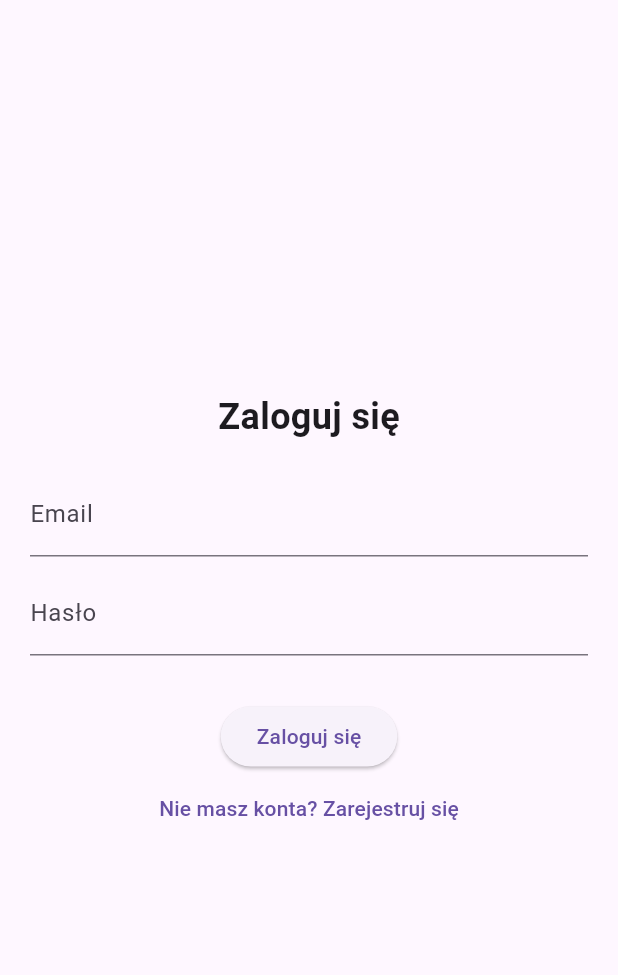
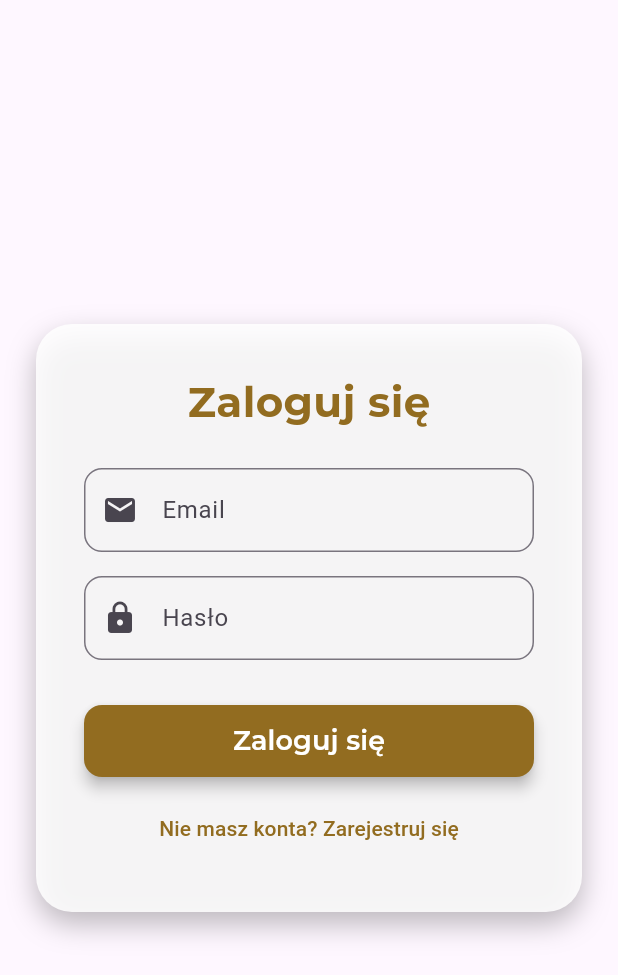
Before and after one commit to DominikReszczynski/photo_challenge, a Flutter app: the screen it shows after launch, on a phone screen of 412 x 824 dp. Shown: the top 975 px of the screen. Run offline on Flutter 3.47's test engine with Material 3 defaults, Android fonts, the phone set to English and light mode, and no system bars; our stand-ins replace auto_size_text, cached_network_image, flutter_svg, google_fonts, image_picker, material_design_icons_flutter and 2 more; accounts and stored records are empty.

Commit message:
remake login screen

```diff
--- a/lib/main.dart
+++ b/lib/main.dart
@@ -9,6 +9,7 @@ import 'package:cas_house/providers/user_provider.dart';
 import 'package:cas_house/sections/feed/feed_main.dart';
 import 'package:cas_house/sections/dashboard/dashboard_main.dart';
 import 'package:cas_house/sections/login.dart';
+import 'package:cas_house/sections/splash.dart';
 import 'package:cas_house/sections/user/user_main.dart';
 import 'package:cas_house/services/image_services.dart';
 import 'package:provider/provider.dart';
--- a/lib/sections/dashboard/multi_image_picker.dart
+++ b/lib/sections/dashboard/multi_image_picker.dart
@@ -3,6 +3,7 @@ import 'package:cas_house/main_global.dart';
 import 'package:cas_house/models/challenge.dart';
 import 'package:flutter/material.dart';
 import 'package:image_picker/image_picker.dart';
+import 'package:google_fonts/google_fonts.dart';
 import 'dart:io';
 import 'package:http/http.dart' as http;
 
--- a/lib/sections/login.dart
+++ b/lib/sections/login.dart
@@ -1,4 +1,5 @@
 import 'package:flutter/material.dart';
+import 'package:google_fonts/google_fonts.dart';
 import 'package:provider/provider.dart';
 import 'package:cas_house/providers/user_provider.dart';
 import 'package:cas_house/main.dart';
@@ -53,49 +54,100 @@ class _LoginScreenState extends State<LoginScreen> {
   @override
   Widget build(BuildContext context) {
     return Scaffold(
-      body: Padding(
-        padding: const EdgeInsets.all(20.0),
-        child: Center(
+      body: Stack(
+        children: [
+          Center(
             child: SingleChildScrollView(
+              child: Container(
+                margin: const EdgeInsets.symmetric(horizontal: 24),
+                padding: const EdgeInsets.all(32),
+                decoration: BoxDecoration(
+                  color: Colors.white.withValues(alpha: 0.85),
+                  borderRadius: BorderRadius.circular(24),
+                  boxShadow: const [
+                    BoxShadow(
+                      color: Colors.black26,
+                      blurRadius: 16,
+                      offset: Offset(0, 8),
+                    ),
+                  ],
+                ),
                 child: Column(
-              mainAxisAlignment: MainAxisAlignment.center,
+                  mainAxisSize: MainAxisSize.min,
                   children: [
-                const Text(
+                    Text(
                       'Zaloguj się',
-                  style: TextStyle(fontSize: 24, fontWeight: FontWeight.bold),
+                      style: GoogleFonts.montserrat(
+                        fontSize: 28,
+                        fontWeight: FontWeight.bold,
+                        color: const Color(0xFF926C20),
                       ),
-                const SizedBox(height: 20),
+                    ),
+                    const SizedBox(height: 24),
                     TextField(
                       controller: _emailController,
-                  decoration: const InputDecoration(labelText: 'Email'),
+                      decoration: InputDecoration(
+                        labelText: 'Email',
+                        border: OutlineInputBorder(
+                          borderRadius: BorderRadius.circular(12),
                         ),
-                const SizedBox(height: 10),
+                        prefixIcon: const Icon(Icons.email),
+                      ),
+                    ),
+                    const SizedBox(height: 16),
                     TextField(
                       controller: _passwordController,
                       obscureText: true,
-                  decoration: const InputDecoration(labelText: 'Hasło'),
+                      decoration: InputDecoration(
+                        labelText: 'Hasło',
+                        border: OutlineInputBorder(
+                          borderRadius: BorderRadius.circular(12),
                         ),
-                const SizedBox(height: 20),
+                        prefixIcon: const Icon(Icons.lock),
+                      ),
+                    ),
+                    const SizedBox(height: 15),
                     if (_errorMessage != null)
                       Text(
                         _errorMessage!,
                         style: const TextStyle(color: Colors.red),
                       ),
-                const SizedBox(height: 10),
+                    const SizedBox(height: 15),
                     ElevatedButton(
                       onPressed: _isLoading ? null : _handleLogin,
+                      style: ElevatedButton.styleFrom(
+                        minimumSize: const Size(double.infinity, 48),
+                        shape: RoundedRectangleBorder(
+                          borderRadius: BorderRadius.circular(12),
+                        ),
+                        backgroundColor: const Color(0xFF926C20),
+                        elevation: 4,
+                      ),
                       child: _isLoading
                           ? const CircularProgressIndicator()
-                      : const Text('Zaloguj się'),
+                          : Text(
+                              'Zaloguj się',
+                              style: GoogleFonts.montserrat(
+                                fontSize: 18,
+                                fontWeight: FontWeight.w600,
+                                color: Colors.white,
                               ),
+                            ),
+                    ),
+                    const SizedBox(height: 10),
                     TextButton(
                       onPressed: _goToRegisterScreen,
-                  child: const Text('Nie masz konta? Zarejestruj się'),
+                      child: const Text(
+                        'Nie masz konta? Zarejestruj się',
+                        style: TextStyle(color: Color(0xFF926C20)),
+                      ),
                     )
                   ],
                 ),
               ),
             ),
+          ),
+        ],
       ),
     );
   }
--- /dev/null
+++ b/lib/sections/splash.dart
@@ -0,0 +1,40 @@
+import 'package:cas_house/main.dart';
+import 'package:flutter/material.dart';
+import 'package:flutter_svg/svg.dart';
+
+class SplashScreen extends StatefulWidget {
+  const SplashScreen({super.key});
+
+  @override
+  State<SplashScreen> createState() => _SplashScreenState();
+}
+
+class _SplashScreenState extends State<SplashScreen> {
+  @override
+  void initState() {
+    super.initState();
+    redirect();
+  }
+
+  @override
+  Widget build(BuildContext context) {
+    return MaterialApp(
+      debugShowCheckedModeBanner: false,
+      home: Scaffold(
+        body: Center(
+          child: SvgPicture.asset("assets/svg/logo.svg"),
+        ),
+      ),
+    );
+  }
+
+  Future<void> redirect() async {
+    await Future.delayed(const Duration(seconds: 2));
+    Navigator.pushReplacement(
+      context,
+      MaterialPageRoute(
+        builder: (BuildContext context) => const MyApp(),
+      ),
+    );
+  }
+}
--- a/pubspec.yaml
+++ b/pubspec.yaml
@@ -30,6 +30,8 @@ dependencies:
   json_annotation: ^4.9.0
   cached_network_image: ^3.3.1
   modal_bottom_sheet: ^2.1.2
+  flutter_svg: ^2.1.0
+  google_fonts: ^6.2.1
 
 
 dev_dependencies:
@@ -43,3 +45,4 @@ flutter:
   uses-material-design: true
   assets:
     - assets/images/
+    - assets/svg/
```
Also changed, not shown: assets/svg/logo.svg (added), pubspec.lock, 4 other files. Lines whose indentation alone changed are shown as unchanged.
